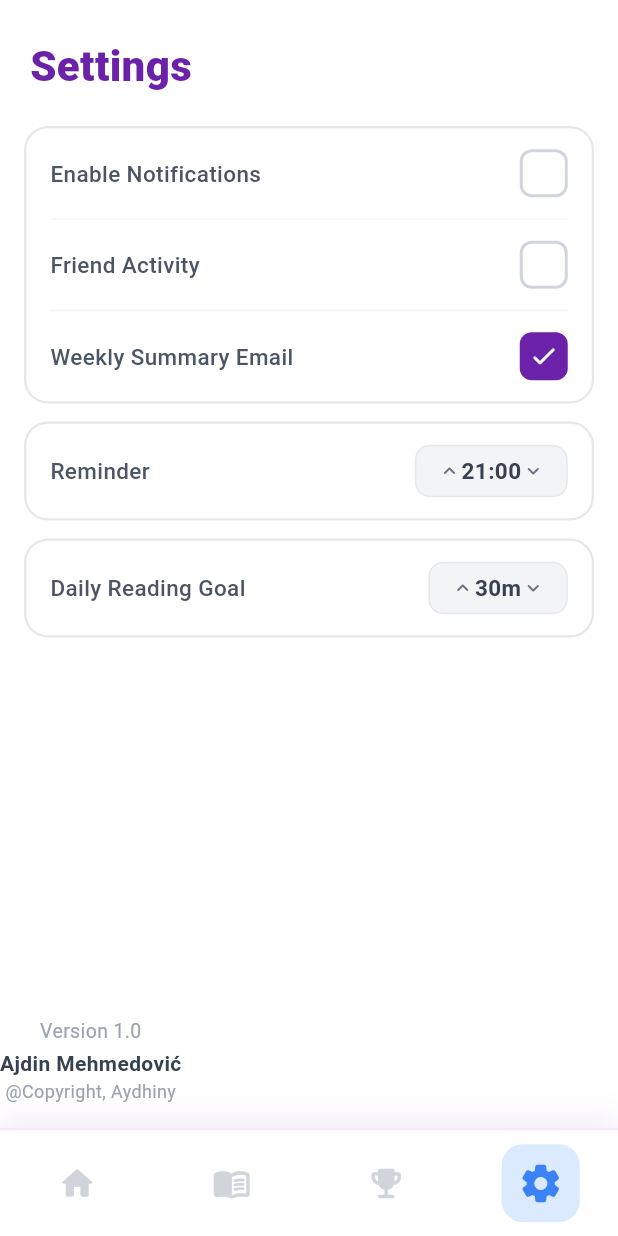
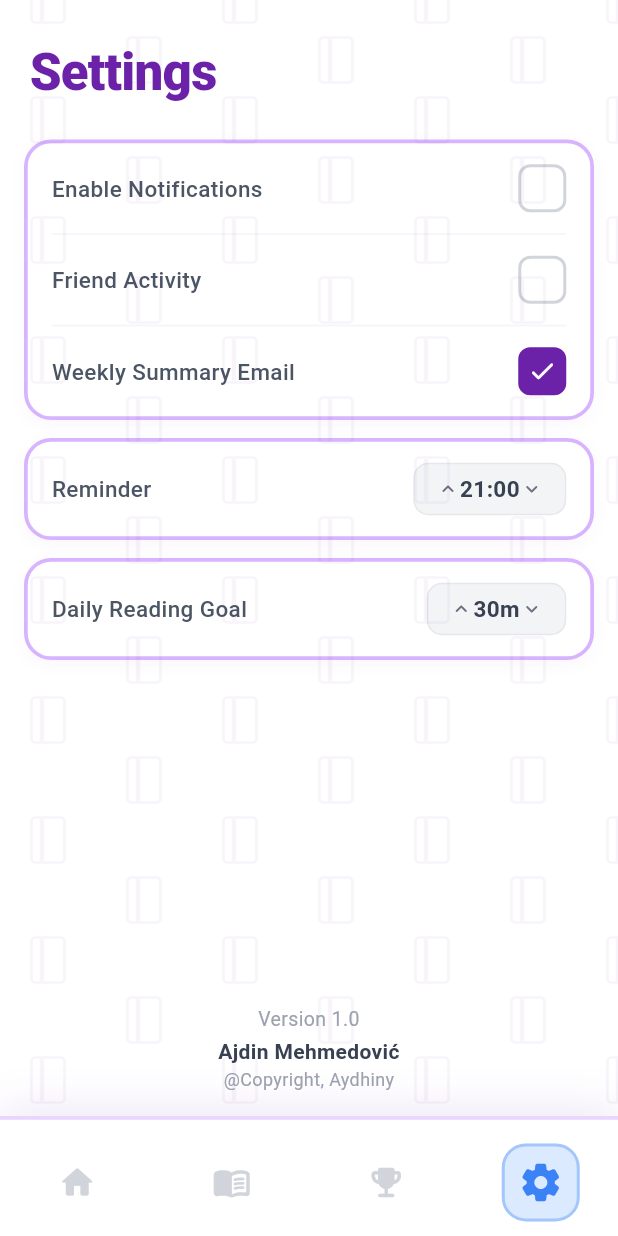
Before and after one commit to Aydhiny/inkril-books-app, a Flutter app: the SettingsScreen screen opened by its route, after a tap on the "check" icon, on a phone screen of 412 x 824 dp. Run offline on Flutter 3.47's test engine with Material 3 defaults, Android fonts, the phone set to English and light mode, and no system bars; our stand-ins replace cached_network_image, dio, file_picker, fl_chart, flutter_riverpod, flutter_secure_storage and 1 more; missing offline and left inert: flutter_pdfview; accounts and stored records are empty; network calls fail.

Commit message:
Fix PDF crash, add book pattern BG, Duolingo UI polish
- android: add abiFilters (armeabi-v7a, arm64-v8a) so pdfium ARM libs
  are used on x86_64 emulators via translation instead of crashing
- app shell: 5% opacity book-pattern CustomPainter overlay on all screens
- bottom nav: 80px height + top padding so icons don't touch border strip;
  selected items get a subtle coloured border ring; top border thickened 2.5px
- all screen headings bumped to 34px bold with negative letter-spacing
- book covers (library + reading hub + book detail): removed border radius
  so images have sharp corners; border thickened to 3.5–4px vivid purple
- settings footer: wrapped in SizedBox.expand so textAlign center works
- all card borders thickened (1.5px → 2.5px) and shifted to vivid purple

```diff
--- a/mobile/lib/core/router/app_router.dart
+++ b/mobile/lib/core/router/app_router.dart
@@ -95,7 +95,23 @@ class _AppShell extends StatelessWidget {
   Widget build(BuildContext context) {
     final idx = _selectedIndex(context);
     return Scaffold(
-      body: child,
+      body: Stack(
+        children: [
+          child,
+          // Subtle book-pattern texture overlay — 5% opacity, non-interactive
+          Positioned.fill(
+            child: IgnorePointer(
+              child: Opacity(
+                opacity: 0.045,
+                child: CustomPaint(
+                  painter: _BookPatternPainter(),
+                  child: const SizedBox.expand(),
+                ),
+              ),
+            ),
+          ),
+        ],
+      ),
       bottomNavigationBar: _BottomNav(selectedIndex: idx),
     );
   }
@@ -109,7 +125,70 @@ class _AppShell extends StatelessWidget {
   }
 }
 
-// Custom bottom nav — no labels, large colorful icons matching design
+// ─────────────────────────────────────────────────────────────────────────────
+// Book-pattern background painter
+// Draws a tilted repeating grid of small open-book silhouettes at 45° offset
+// ─────────────────────────────────────────────────────────────────────────────
+
+class _BookPatternPainter extends CustomPainter {
+  static const _color = Color(0xFF6B21A8);
+
+  @override
+  void paint(Canvas canvas, Size size) {
+    final bodyPaint = Paint()
+      ..color = _color
+      ..style = PaintingStyle.stroke
+      ..strokeWidth = 1.8
+      ..strokeJoin = StrokeJoin.round;
+
+    final spinePaint = Paint()
+      ..color = _color
+      ..style = PaintingStyle.stroke
+      ..strokeWidth = 3.0
+      ..strokeCap = StrokeCap.round;
+
+    const double col = 64;  // horizontal spacing
+    const double row = 80;  // vertical spacing
+    const double bW = 22.0; // book width
+    const double bH = 30.0; // book height
+
+    // Odd columns are offset by half a row to create a brick pattern
+    for (double xi = 0; xi * col < size.width + col * 2; xi++) {
+      final double xBase = xi * col - col * 0.5;
+      final double yOffset = (xi % 2 == 0) ? 0 : row * 0.5;
+      for (double yi = 0; yi * row < size.height + row * 2; yi++) {
+        final double cx = xBase;
+        final double cy = yi * row - row * 0.5 + yOffset;
+
+        final rect = Rect.fromCenter(
+          center: Offset(cx, cy),
+          width: bW,
+          height: bH,
+        );
+        // Book body
+        canvas.drawRRect(
+          RRect.fromRectAndRadius(rect, const Radius.circular(2.5)),
+          bodyPaint,
+        );
+        // Spine (slightly left of center, full height)
+        final double spineX = cx - bW * 0.18;
+        canvas.drawLine(
+          Offset(spineX, cy - bH / 2 + 2),
+          Offset(spineX, cy + bH / 2 - 2),
+          spinePaint,
+        );
+      }
+    }
+  }
+
+  @override
+  bool shouldRepaint(covariant CustomPainter oldDelegate) => false;
+}
+
+// ─────────────────────────────────────────────────────────────────────────────
+// Custom bottom nav — no labels, large colorful icons
+// ─────────────────────────────────────────────────────────────────────────────
+
 class _BottomNav extends StatelessWidget {
   final int selectedIndex;
   const _BottomNav({required this.selectedIndex});
@@ -117,22 +196,26 @@ class _BottomNav extends StatelessWidget {
   @override
   Widget build(BuildContext context) {
     return Container(
-      height: 72,
+      // Extra height so icons don't press against the top border strip
+      height: 80,
       decoration: const BoxDecoration(
         color: Colors.white,
         border: Border(
-          top: BorderSide(color: Color(0xFFF3E8FF), width: 1.5),
+          top: BorderSide(color: Color(0xFFE9D5FF), width: 2.5),
         ),
         boxShadow: [
           BoxShadow(
             color: Color(0x1A6B21A8),
-            blurRadius: 20,
-            offset: Offset(0, -4),
+            blurRadius: 24,
+            offset: Offset(0, -6),
           ),
         ],
       ),
       child: SafeArea(
         top: false,
+        child: Padding(
+          // Clear space between the top border and the icon containers
+          padding: const EdgeInsets.only(top: 10, bottom: 4),
           child: Row(
             mainAxisAlignment: MainAxisAlignment.spaceAround,
             children: [
@@ -167,6 +250,7 @@ class _BottomNav extends StatelessWidget {
             ],
           ),
         ),
+      ),
     );
   }
 }
@@ -192,7 +276,7 @@ class _NavItem extends StatelessWidget {
       behavior: HitTestBehavior.opaque,
       child: SizedBox(
         width: 64,
-        height: 64,
+        height: 56,
         child: Center(
           child: AnimatedContainer(
             duration: const Duration(milliseconds: 200),
@@ -202,7 +286,11 @@ class _NavItem extends StatelessWidget {
             decoration: isSelected
                 ? BoxDecoration(
                     color: bgColor,
-                    borderRadius: BorderRadius.circular(14),
+                    borderRadius: BorderRadius.circular(16),
+                    border: Border.all(
+                      color: color.withValues(alpha: 0.35),
+                      width: 2,
+                    ),
                   )
                 : null,
             child: Icon(
--- a/mobile/lib/features/leaderboard/presentation/screens/leaderboard_screen.dart
+++ b/mobile/lib/features/leaderboard/presentation/screens/leaderboard_screen.dart
@@ -22,9 +22,10 @@ class LeaderboardScreen extends ConsumerWidget {
               child: Text(
                 'Leaderboard',
                 style: TextStyle(
-                  fontSize: 26,
+                  fontSize: 34,
                   fontWeight: FontWeight.w900,
                   color: Color(0xFF1A0A2E),
+                  letterSpacing: -0.5,
                 ),
               ),
             ),
--- a/mobile/lib/features/settings/presentation/screens/settings_screen.dart
+++ b/mobile/lib/features/settings/presentation/screens/settings_screen.dart
@@ -127,9 +127,10 @@ class _SettingsScreenState extends ConsumerState<SettingsScreen> {
               child: Text(
                 'Settings',
                 style: TextStyle(
-                  fontSize: 28,
+                  fontSize: 34,
                   fontWeight: FontWeight.w900,
                   color: AppTheme.primary,
+                  letterSpacing: -0.5,
                 ),
               ),
             ),
@@ -210,9 +211,13 @@ class _SettingsScreenState extends ConsumerState<SettingsScreen> {
               ),
             ),
             // ── Version footer ────────────────────────────────────────
-            const Padding(
+            // Footer — SizedBox.expand forces full width so textAlign.center works
+            const SizedBox(
+              width: double.infinity,
+              child: Padding(
                 padding: EdgeInsets.only(bottom: 16),
                 child: Column(
+                  crossAxisAlignment: CrossAxisAlignment.center,
                   children: [
                     Text(
                       'Version 1.0',
@@ -235,6 +240,7 @@ class _SettingsScreenState extends ConsumerState<SettingsScreen> {
                       textAlign: TextAlign.center,
                     ),
                   ],
+                ),
               ),
             ),
           ],
@@ -286,8 +292,15 @@ class _SettingsCard extends StatelessWidget {
     return Container(
       decoration: BoxDecoration(
         color: Colors.white,
-        borderRadius: BorderRadius.circular(16),
-        border: Border.all(color: const Color(0xFFE5E7EB), width: 1.5),
+        borderRadius: BorderRadius.circular(18),
+        border: Border.all(color: const Color(0xFFD8B4FE), width: 2.5),
+        boxShadow: const [
+          BoxShadow(
+            color: Color(0x0A6B21A8),
+            blurRadius: 8,
+            offset: Offset(0, 3),
+          ),
+        ],
       ),
       child: Column(
         mainAxisSize: MainAxisSize.min,
```
Also changed, not shown: mobile/lib/features/library/presentation/screens/book_detail_screen.dart (+27 -18 lines), mobile/lib/features/library/presentation/screens/library_screen.dart (+32 -24 lines), mobile/lib/features/reading/presentation/screens/reading_hub_screen.dart (+21 -12 lines), 1 other file. Lines whose indentation alone changed are shown as unchanged.
